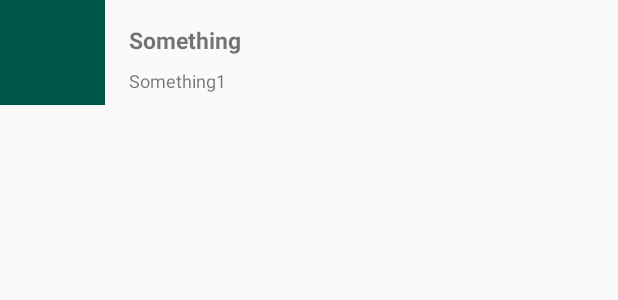
After one commit to skliba/BookMe, an Android app: the layout item_book.xml on its own in the app's theme, with its tools: preview values and no code run, on a phone screen of 412 x 824 dp. The commit adds this screen. Shown: the top 300 px of the screen. Run offline under Robolectric (Android 15) with nearby library versions, the phone set to English and light mode, and no system bars.

Commit message:
Create layout for item and create adapters

```diff
--- a/app/src/main/java/com/example/stefano/bookme/ui/base/BaseActivity.kt
+++ b/app/src/main/java/com/example/stefano/bookme/ui/base/BaseActivity.kt
@@ -23,12 +23,10 @@ abstract class BaseActivity : AppCompatActivity(), BaseMvp.View {
     private lateinit var presenter: BaseMvp.Presenter
 
     override fun onCreate(savedInstanceState: Bundle?) {
-        AndroidInjection.inject(this)
         super.onCreate(savedInstanceState)
         setContentView(layoutResourceId)
+        AndroidInjection.inject(this)
         presenter = providePresenter()
-
-        initToolbar()
     }
 
     override fun showError(message: String) {
@@ -43,7 +41,7 @@ abstract class BaseActivity : AppCompatActivity(), BaseMvp.View {
         progressBar.hide()
     }
 
-    private fun initToolbar() {
+    protected fun initToolbar() {
         setSupportActionBar(toolbar)
         supportActionBar?.setDisplayHomeAsUpEnabled(true)
         supportActionBar?.setDisplayShowHomeEnabled(true)
--- a/app/src/main/java/com/example/stefano/bookme/ui/booksList/BooksListMvp.kt
+++ b/app/src/main/java/com/example/stefano/bookme/ui/booksList/BooksListMvp.kt
@@ -9,6 +9,6 @@ interface BooksListMvp {
     }
 
     interface Presenter : BaseMvp.Presenter {
-        fun init()
+
     }
 }
--- a/app/src/main/java/com/example/stefano/bookme/ui/booksList/BooksListPresenter.kt
+++ b/app/src/main/java/com/example/stefano/bookme/ui/booksList/BooksListPresenter.kt
@@ -8,6 +8,6 @@ class BooksListPresenter @Inject constructor(
 ) : BooksListMvp.Presenter {
 
     override fun init() {
-        interactor.execute(Unit)
+
     }
 }
--- /dev/null
+++ b/app/src/main/res/layout/item_book.xml
@@ -0,0 +1,42 @@
+<?xml version="1.0" encoding="utf-8"?>
+<android.support.constraint.ConstraintLayout
+    xmlns:android="http://schemas.android.com/apk/res/android"
+    xmlns:app="http://schemas.android.com/apk/res-auto"
+    xmlns:tools="http://schemas.android.com/tools"
+    android:layout_width="match_parent"
+    android:layout_height="match_parent">
+
+    <ImageView
+        android:id="@+id/bookCover"
+        android:layout_width="70dp"
+        android:layout_height="70dp"
+        android:background="@color/colorPrimaryDark"
+        app:layout_constraintStart_toStartOf="parent"
+        app:layout_constraintEnd_toStartOf="@id/bookTitle"
+        app:layout_constraintTop_toTopOf="parent"/>
+
+    <TextView
+        android:id="@+id/bookTitle"
+        android:layout_width="0dp"
+        android:layout_height="wrap_content"
+        android:layout_margin="16dp"
+        android:textStyle="bold"
+        android:textSize="15sp"
+        app:layout_constraintStart_toEndOf="@id/bookCover"
+        app:layout_constraintTop_toTopOf="parent"
+        app:layout_constraintEnd_toEndOf="parent"
+        tools:text="Something"/>
+
+    <TextView
+        android:id="@+id/bookAuthor"
+        android:layout_width="0dp"
+        android:layout_height="wrap_content"
+        android:layout_marginStart="16dp"
+        android:layout_marginTop="8dp"
+        android:textSize="12sp"
+        app:layout_constraintTop_toBottomOf="@id/bookTitle"
+        app:layout_constraintStart_toEndOf="@id/bookCover"
+        app:layout_constraintEnd_toEndOf="parent"
+        tools:text="Something1"/>
+
+</android.support.constraint.ConstraintLayout>
--- a/app/src/main/res/layout/toolbar.xml
+++ b/app/src/main/res/layout/toolbar.xml
@@ -9,6 +9,6 @@
     android:elevation="4dp"
     android:theme="@style/ThemeOverlay.AppCompat.ActionBar"
     app:popupTheme="@style/ThemeOverlay.AppCompat.Light"
-    app:titleTextColor="@android:color/white"
+    app:titleTextColor="@color/white100"
     app:layout_constraintStart_toStartOf="parent"
     app:layout_constraintEnd_toEndOf="parent"/>
--- a/app/src/main/res/values/colors.xml
+++ b/app/src/main/res/values/colors.xml
@@ -3,4 +3,7 @@
     <color name="colorPrimary">#008577</color>
     <color name="colorPrimaryDark">#00574B</color>
     <color name="colorAccent">#D81B60</color>
+
+    <color name="white100">#FFFFFF</color>
+    <color name="black100">#000000</color>
 </resources>
```
Also changed, not shown: app/src/main/java/com/example/stefano/bookme/ui/base/adapter/BaseAdapter.kt (added, +17 -0 lines), app/src/main/java/com/example/stefano/bookme/ui/booksList/BooksListActivity.kt (+7 -0 lines), app/src/main/java/com/example/stefano/bookme/ui/booksList/adapter/BooksAdapter.kt (added, +29 -0 lines), app/src/main/res/layout/activity_books_list.xml (+8 -7 lines).
